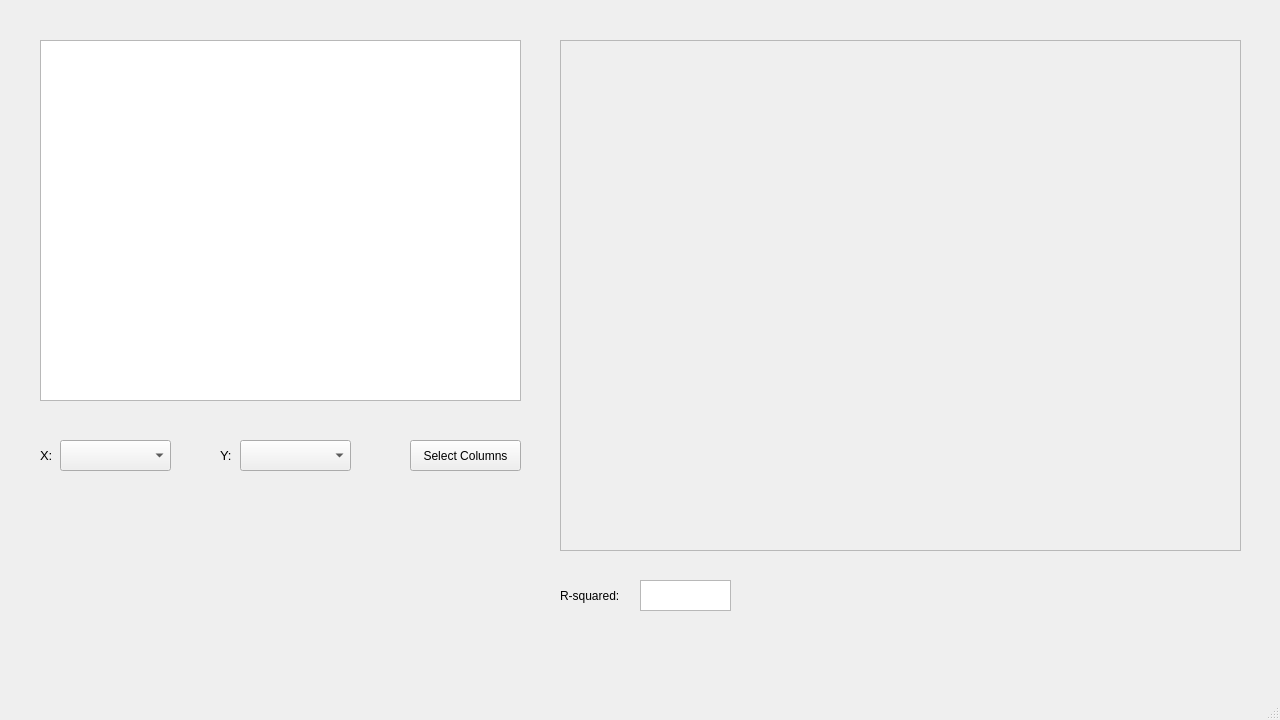
This is tablewindow.ui in dzhi/school-regression-analysis as Qt 5 draws it before an edit. The edited form follows.
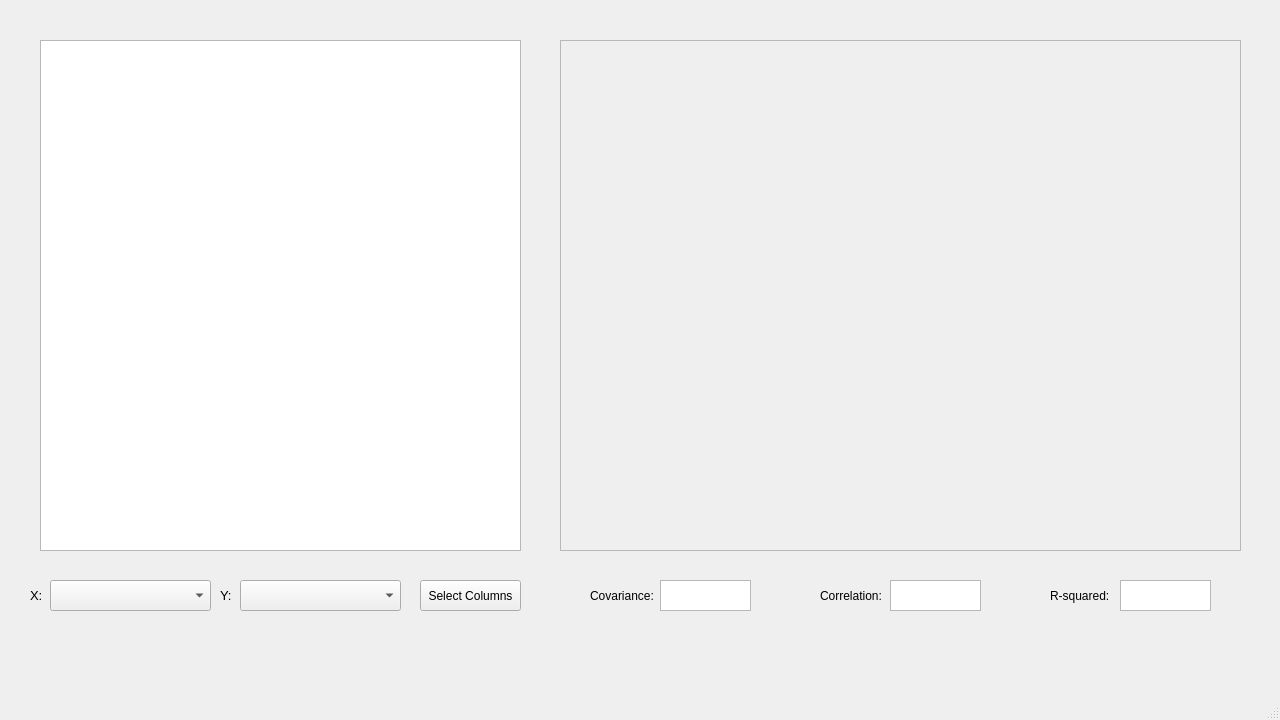
This is the edited form. Custom widgets are drawn as their Qt base class.

The edit to the form file:
```diff
--- a/tablewindow.ui
+++ b/tablewindow.ui
@@ -20,16 +20,16 @@
       <x>40</x>
       <y>40</y>
       <width>481</width>
-      <height>361</height>
+      <height>511</height>
      </rect>
     </property>
    </widget>
    <widget class="QComboBox" name="column1_comboBox">
     <property name="geometry">
      <rect>
-      <x>60</x>
-      <y>440</y>
-      <width>111</width>
+      <x>50</x>
+      <y>580</y>
+      <width>161</width>
       <height>31</height>
      </rect>
     </property>
@@ -37,9 +37,9 @@
    <widget class="QPushButton" name="selectColumnsButton">
     <property name="geometry">
      <rect>
-      <x>410</x>
-      <y>440</y>
-      <width>111</width>
+      <x>420</x>
+      <y>580</y>
+      <width>101</width>
       <height>31</height>
      </rect>
     </property>
@@ -51,8 +51,8 @@
     <property name="geometry">
      <rect>
       <x>240</x>
-      <y>440</y>
-      <width>111</width>
+      <y>580</y>
+      <width>161</width>
       <height>31</height>
      </rect>
     </property>
@@ -86,7 +86,7 @@
    <widget class="QLabel" name="label">
     <property name="geometry">
      <rect>
-      <x>560</x>
+      <x>1050</x>
       <y>580</y>
       <width>71</width>
       <height>31</height>
@@ -99,7 +99,7 @@
    <widget class="QTextEdit" name="corrTextEdit">
     <property name="geometry">
      <rect>
-      <x>640</x>
+      <x>890</x>
       <y>580</y>
       <width>91</width>
       <height>31</height>
@@ -112,8 +112,8 @@
    <widget class="QLabel" name="xlabel">
     <property name="geometry">
      <rect>
-      <x>40</x>
-      <y>445</y>
+      <x>30</x>
+      <y>585</y>
       <width>21</width>
       <height>21</height>
      </rect>
@@ -131,7 +131,7 @@
     <property name="geometry">
      <rect>
       <x>220</x>
-      <y>445</y>
+      <y>585</y>
       <width>21</width>
       <height>21</height>
      </rect>
@@ -145,6 +145,52 @@
      <string>Y:</string>
     </property>
    </widget>
+   <widget class="QTextEdit" name="RsquaredTextEdit">
+    <property name="geometry">
+     <rect>
+      <x>1120</x>
+      <y>580</y>
+      <width>91</width>
+      <height>31</height>
+     </rect>
+    </property>
+   </widget>
+   <widget class="QLabel" name="corrLabel">
+    <property name="geometry">
+     <rect>
+      <x>820</x>
+      <y>580</y>
+      <width>71</width>
+      <height>31</height>
+     </rect>
+    </property>
+    <property name="text">
+     <string>Correlation:</string>
+    </property>
+   </widget>
+   <widget class="QLabel" name="covLabel">
+    <property name="geometry">
+     <rect>
+      <x>590</x>
+      <y>580</y>
+      <width>71</width>
+      <height>31</height>
+     </rect>
+    </property>
+    <property name="text">
+     <string>Covariance:</string>
+    </property>
+   </widget>
+   <widget class="QTextEdit" name="covTextEdit">
+    <property name="geometry">
+     <rect>
+      <x>660</x>
+      <y>580</y>
+      <width>91</width>
+      <height>31</height>
+     </rect>
+    </property>
+   </widget>
   </widget>
   <widget class="QMenuBar" name="menubar">
    <property name="geometry">
```
Left out of the diff: 6 changed lines with no effect on the pictures.
